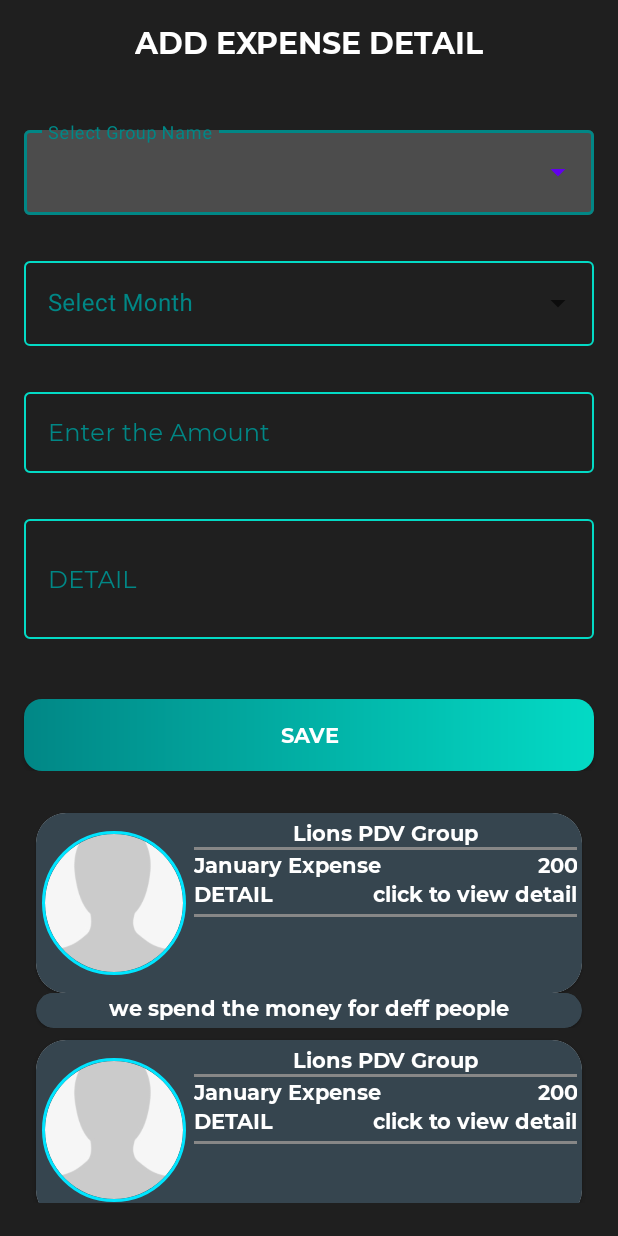
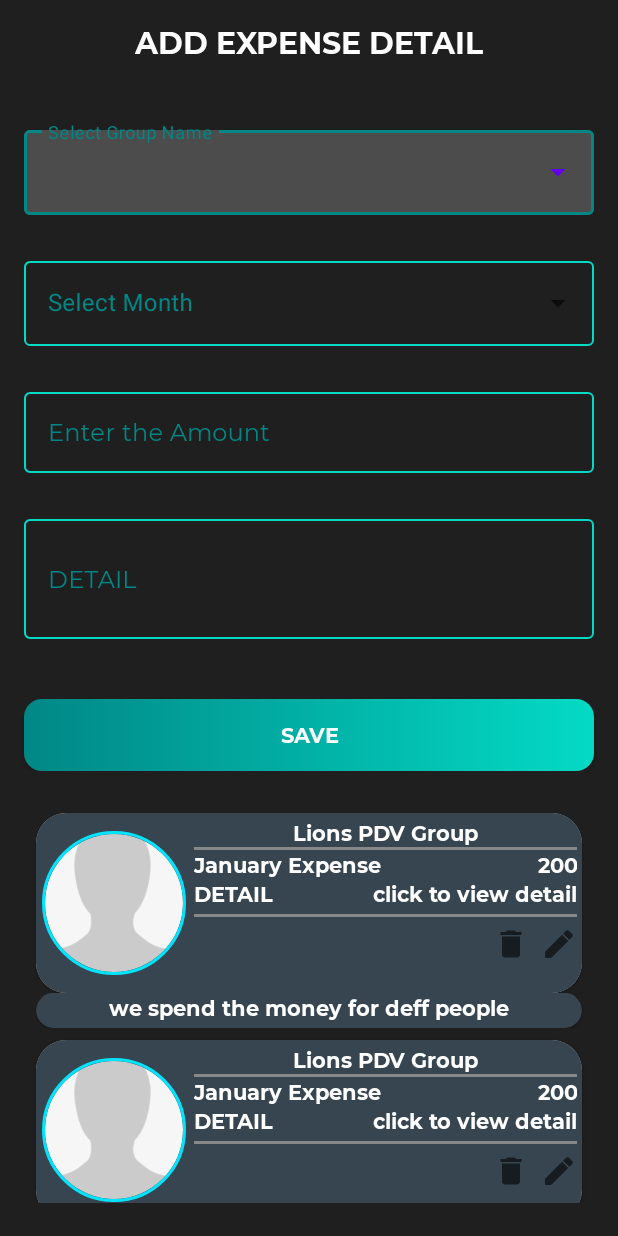
Before and after one commit to ShahKholi/TrustManagementApp, an Android app: the layout activity_add_expense.xml on its own in the app's theme, with its tools: preview values and no code run, on a phone screen of 412 x 824 dp. Run offline under Robolectric (Android 15) with nearby library versions, the light colour scheme and no system bars; Roboto replaces fonts that are not available here.

Commit message:
Initial Commit

```diff
--- a/app/src/main/AndroidManifest.xml
+++ b/app/src/main/AndroidManifest.xml
@@ -34,7 +34,8 @@
             android:name=".activities.AddExpenseActivity"
             android:exported="true"
             android:screenOrientation="portrait"
-            android:theme="@style/Theme.TrustManagementApp.NoActionBar" />
+            android:theme="@style/Theme.TrustManagementApp.NoActionBar"
+           />
         <activity
             android:name=".activities.PreViewAccountActivity"
             android:exported="true"
--- a/app/src/main/res/layout/item_expense_view_rc_layout.xml
+++ b/app/src/main/res/layout/item_expense_view_rc_layout.xml
@@ -112,6 +112,30 @@
                         android:background="@color/colorDarkGrey"
                         app:layout_constraintBottom_toBottomOf="parent" />
 
+                    <LinearLayout
+                        android:layout_width="match_parent"
+                        android:layout_height="wrap_content"
+                        android:layout_marginTop="6dp"
+                        android:gravity="end"
+                        android:orientation="horizontal">
+
+                        <ImageView
+                            android:id="@+id/iv_delete_expense_group"
+                            android:layout_width="wrap_content"
+                            android:layout_height="wrap_content"
+                            android:layout_gravity="end"
+                            android:src="@drawable/ic_baseline_delete_24"
+                            android:layout_marginEnd="8dp"/>
+
+                        <ImageView
+                            android:id="@+id/iv_edit_expense_group"
+                            android:layout_width="wrap_content"
+                            android:layout_height="wrap_content"
+                            android:layout_gravity="end"
+                            android:src="@drawable/ic_baseline_edit_24" />
+
+                    </LinearLayout>
+
                 </LinearLayout>
 
 
@@ -126,29 +150,28 @@
             android:layout_marginStart="4dp"
             android:layout_marginEnd="4dp"
             android:padding="2dp"
-            app:cardCornerRadius="20dp"
-            app:cardBackgroundColor="#36454F">
+            app:cardBackgroundColor="#36454F"
+            app:cardCornerRadius="20dp">
 
             <LinearLayout
                 android:id="@+id/ll_expense_detail"
                 android:layout_width="match_parent"
                 android:layout_height="wrap_content"
-                android:orientation="vertical"
                 android:layout_marginStart="4dp"
                 android:layout_marginEnd="4dp"
                 android:layout_marginBottom="4dp"
+                android:background="#36454F"
+                android:orientation="vertical"
                 android:visibility="gone"
-                tools:visibility="visible"
-                android:background="#36454F"
-                >
+                tools:visibility="visible">
+
                 <com.android.trustmanagementapp.utils.MSPTextViewBold
                     android:id="@+id/tv_brief_expense"
-                    android:layout_gravity="center"
                     android:layout_width="wrap_content"
                     android:layout_height="wrap_content"
-                    tools:text="we spend the money for deff people"
+                    android:layout_gravity="center"
                     android:textColor="@color/white"
-                    />
+                    tools:text="we spend the money for deff people" />
 
             </LinearLayout>
 
```
Also changed, not shown: app/src/main/java/com/android/trustmanagementapp/activities/AddExpenseActivity.kt (+49 -24 lines), app/src/main/java/com/android/trustmanagementapp/activities/MemberDetailedActivity.kt (+4 -5 lines), app/src/main/java/com/android/trustmanagementapp/adapter/ExpenseDetailAdapter.kt (+71 -9 lines), app/src/main/java/com/android/trustmanagementapp/firestore/FireStoreClass.kt (+109 -21 lines), app/src/main/java/com/android/trustmanagementapp/model/MonthExpense.kt (+7 -3 lines).
